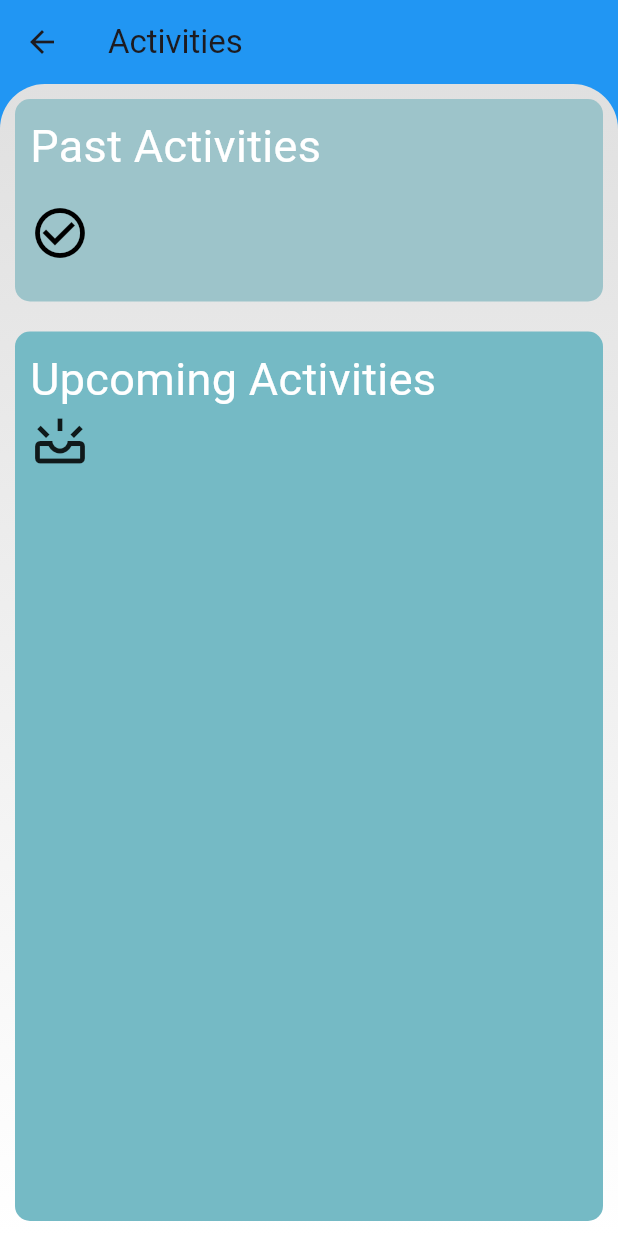
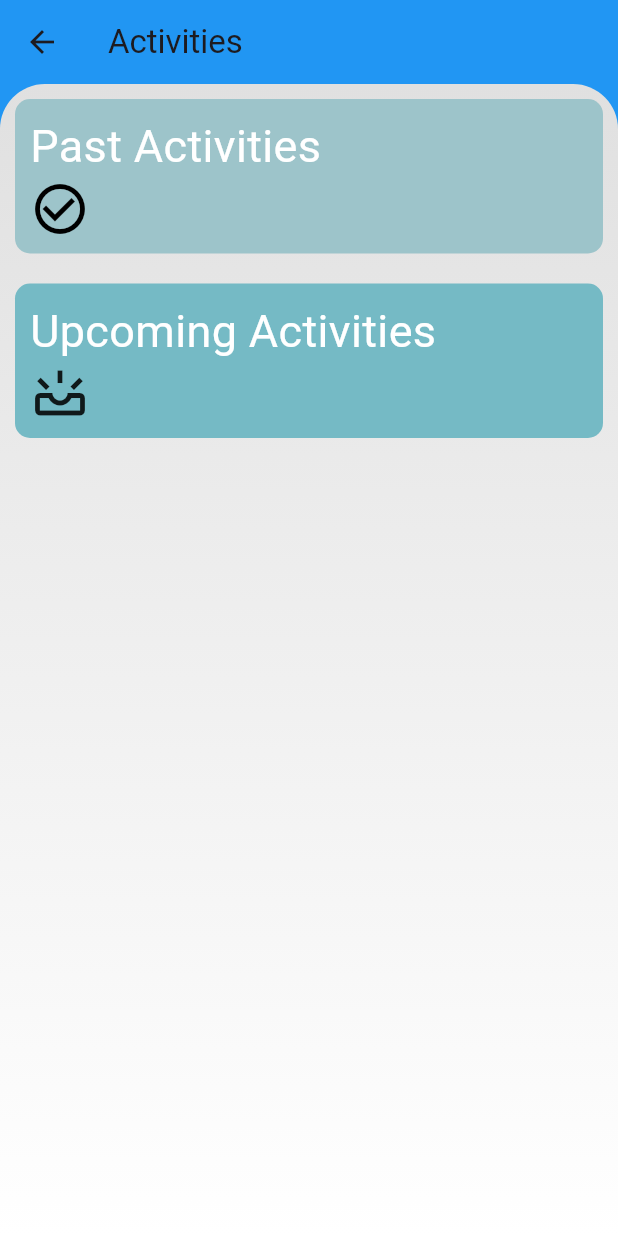
Before and after one commit to BasantaPoudel/feedback-flow-ai, a Flutter app: the ActScreen screen opened directly, on a phone screen of 412 x 824 dp. Run offline on Flutter 3.47's test engine with Material 3 defaults, Android fonts, the phone set to English and light mode, and no system bars; our stand-ins replace bloc, cloud_firestore, firebase_auth, firebase_core, fl_chart, flutter_bloc and 1 more; missing offline and left inert: firebase_ui_auth, material_color_gen; accounts and stored records are empty.

Commit message:
Refactor Container max size using constraint

```diff
--- a/lib/screens/act_screen.dart
+++ b/lib/screens/act_screen.dart
@@ -51,9 +51,7 @@ class _ActScreenState extends State<ActScreen> {
           child: Column(
             children: [
               PastActivities(activitiesList: activitiesList ?? []),
-              Expanded(
-                  child:
-                      UpcomingActivities(activitiesList: activitiesList ?? []))
+              UpcomingActivities(activitiesList: activitiesList ?? [])
             ],
           ),
         ),
--- a/lib/screens/activities_screen/list_builder.dart
+++ b/lib/screens/activities_screen/list_builder.dart
@@ -28,10 +28,13 @@ class _ListBuilderState extends State<ListBuilder> {
     return BlocBuilder<ActScreenCubit, ActScreenState>(
         builder: (context, stateActivity) {
       List<Activity>? activitiesList = stateActivity.getAllActivities;
+      final ScrollController scrollController = ScrollController();
 
       return ListView.builder(
+        controller: scrollController,
+        scrollDirection: Axis.vertical,
         shrinkWrap: true,
-        physics: const NeverScrollableScrollPhysics(),
+        // physics: const NeverScrollableScrollPhysics(),
         itemCount: activitiesList?.length ?? 0,
         itemBuilder: (BuildContext context, int index) {
           if (activitiesList![index].isDistributed == true) {
--- a/lib/screens/activities_screen/list_builder_upcoming.dart
+++ b/lib/screens/activities_screen/list_builder_upcoming.dart
@@ -47,9 +47,7 @@ class _ListBuilderUpcomingState extends State<ListBuilderUpcoming> {
         var presenter = databaseScreenCubit.state.props!
             .where((element) => element.isPresenter == true)
             .first;
-        return Expanded(
-            child: ListTile(
-                subtitle: ListView.builder(
+        return ListView.builder(
           controller: scrollController,
           scrollDirection: Axis.vertical,
           shrinkWrap: true,
@@ -83,7 +81,7 @@ class _ListBuilderUpcomingState extends State<ListBuilderUpcoming> {
             }
             return const FittedBox();
           },
-        )));
+        );
       }
       return const FittedBox();
     });
--- a/lib/screens/activities_screen/past_activities.dart
+++ b/lib/screens/activities_screen/past_activities.dart
@@ -49,12 +49,11 @@ class _PastActivitiesState extends State<PastActivities> {
                     ),
                     Container(
                       // height: MediaQuery.of(context).size.height * 0.2,
+                      constraints: BoxConstraints(
+                          maxHeight: MediaQuery.of(context).size.height * 0.3),
                       width: MediaQuery.of(context).size.width * 0.8,
                       // padding: const EdgeInsets.all(10),
-                      child: ListTile(
-                        subtitle:
-                            ListBuilder(activitiesList: widget.activitiesList),
-                      ),
+                      child: ListBuilder(activitiesList: widget.activitiesList),
                     )
                   ]))
             ]));
--- a/lib/screens/activities_screen/upcoming_activities.dart
+++ b/lib/screens/activities_screen/upcoming_activities.dart
@@ -30,8 +30,6 @@ class _UpcomingActivitiesState extends State<UpcomingActivities> {
               color: Color.fromRGBO(117, 186, 197, 1),
               borderRadius: BorderRadius.all(Radius.circular(10.0)),
             ),
-            child: SingleChildScrollView(
-                scrollDirection: Axis.vertical,
             child: Column(
               mainAxisSize: MainAxisSize.min,
               crossAxisAlignment: CrossAxisAlignment.stretch,
@@ -49,9 +47,15 @@ class _UpcomingActivitiesState extends State<UpcomingActivities> {
                     )),
                 Row(mainAxisAlignment: MainAxisAlignment.start, children: [
                   const Icon(Icons.upcoming_outlined, size: 40),
-                      ListBuilderUpcoming(activitiesList: widget.activitiesList)
+                  Container(
+                      // height: MediaQuery.of(context).size.height * 0.2,
+                      constraints: BoxConstraints(
+                          maxHeight: MediaQuery.of(context).size.height * 0.3),
+                      width: MediaQuery.of(context).size.width * 0.8,
+                      child: ListBuilderUpcoming(
+                          activitiesList: widget.activitiesList))
                 ])
               ],
-                ))));
+            )));
   }
 }
```
Lines whose indentation alone changed are shown as unchanged.
